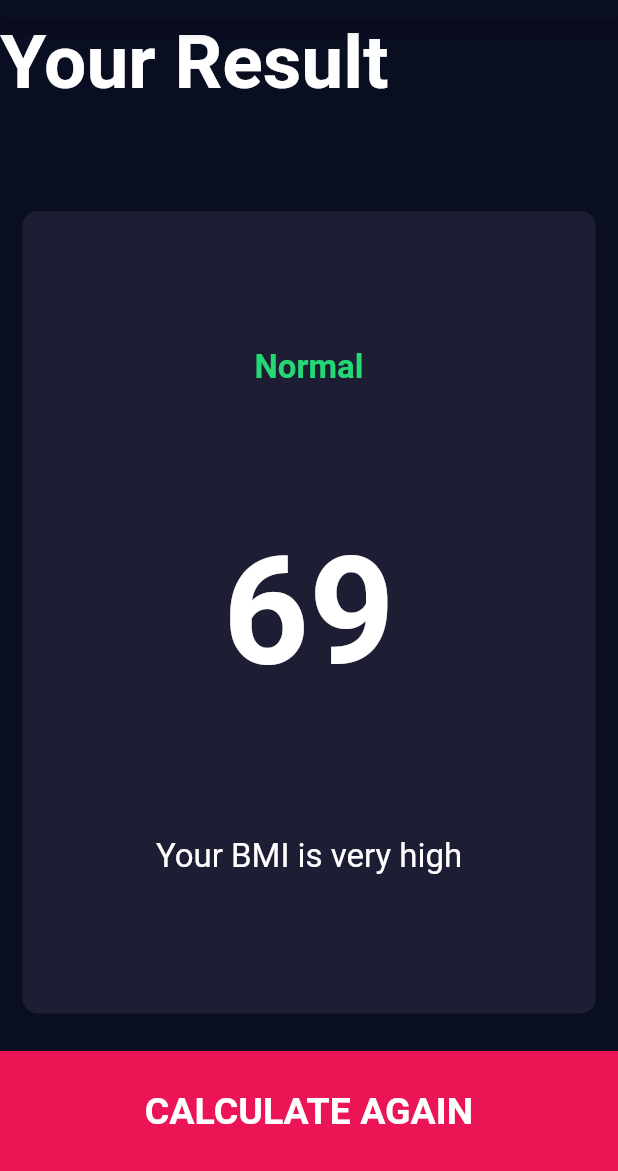
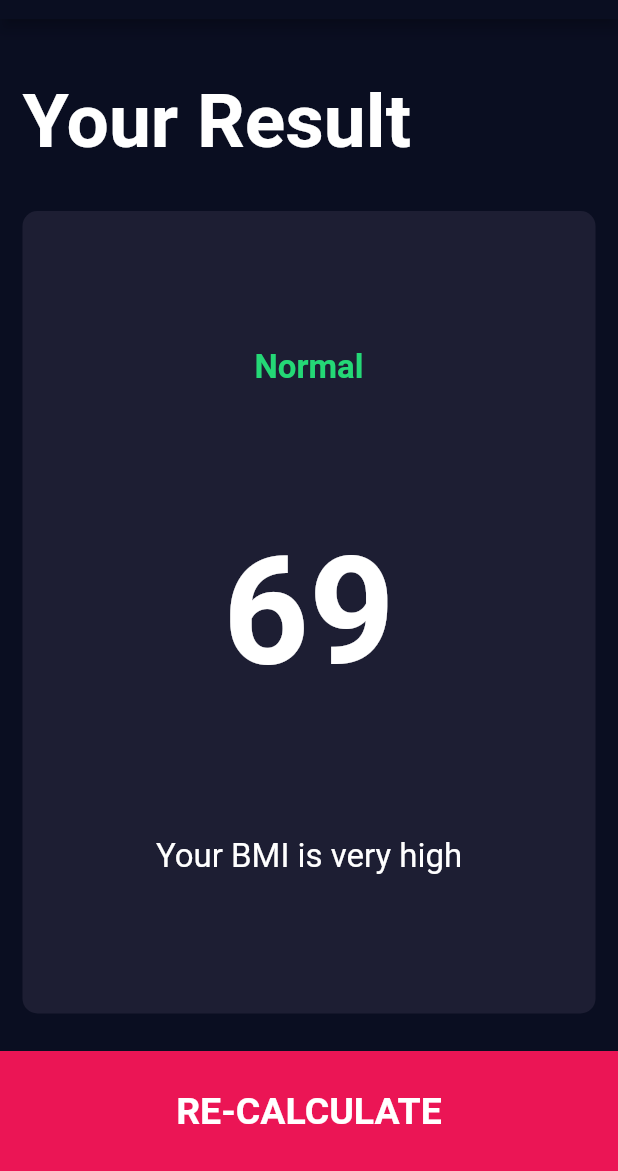
Before and after one commit to jkasanjian/flutter-class, a Flutter app: the ResultsPage screen opened by its route, on a phone screen of 412 x 824 dp, the part 65-1236 px from its top. Run offline on Flutter 3.47's test engine with Material 2 defaults, Android fonts, the phone set to English and light mode, and no system bars; our stand-ins replace audioplayers, font_awesome_flutter, rflutter_alert.

Commit message:
refactored files

```diff
--- /dev/null
+++ b/bmi-calculator/lib/calculator.dart
@@ -0,0 +1,5 @@
+class Calculator {
+  final int height;
+  final int weight;
+  final int age;
+}
--- a/bmi-calculator/lib/bottom_button.dart
+++ b/bmi-calculator/lib/components/bottom_button.dart
@@ -1,5 +1,5 @@
 import 'package:flutter/material.dart';
-import 'constants.dart';
+import '../constants.dart';
 
 class BottomButton extends StatelessWidget {
   final Function onTap;
--- a/bmi-calculator/lib/icon_content.dart
+++ b/bmi-calculator/lib/components/icon_content.dart
@@ -1,5 +1,5 @@
 import 'package:flutter/material.dart';
-import 'constants.dart';
+import '../constants.dart';
 
 class IconContent extends StatelessWidget {
   final IconData icon;
--- a/bmi-calculator/lib/main.dart
+++ b/bmi-calculator/lib/main.dart
@@ -1,6 +1,6 @@
 import 'package:flutter/material.dart';
-import 'input_page.dart';
-import 'results_page.dart';
+import 'screens/input_page.dart';
+import 'screens/results_page.dart';
 
 void main() => runApp(BMICalculator());
 
--- a/bmi-calculator/lib/results_page.dart
+++ b/bmi-calculator/lib/screens/results_page.dart
@@ -1,7 +1,7 @@
 import 'package:flutter/material.dart';
-import 'constants.dart';
-import 'reusable_card.dart';
-import 'bottom_button.dart';
+import '../constants.dart';
+import '../components/reusable_card.dart';
+import '../components/bottom_button.dart';
 
 class ResultsPage extends StatelessWidget {
   @override
@@ -17,6 +17,8 @@
         children: <Widget>[
           Expanded(
             child: Container(
+              padding: EdgeInsets.all(15.0),
+              alignment: Alignment.bottomLeft,
               child: Text(
                 'Your Result',
                 style: kTitleTextStyle,
@@ -52,7 +54,7 @@
               onTap: () {
                 Navigator.pop(context);
               },
-              buttonTitle: 'CALCULATE AGAIN'),
+              buttonTitle: 'RE-CALCULATE'),
         ],
       ),
     );
```
Also changed, not shown: bmi-calculator/lib/screens/input_page.dart (renamed from bmi-calculator/lib/input_page.dart, +5 -5 lines), bmi-calculator/lib/components/reusable_card.dart (renamed from bmi-calculator/lib/reusable_card.dart), bmi-calculator/lib/components/round_icon_button.dart (renamed from bmi-calculator/lib/round_icon_button.dart).
